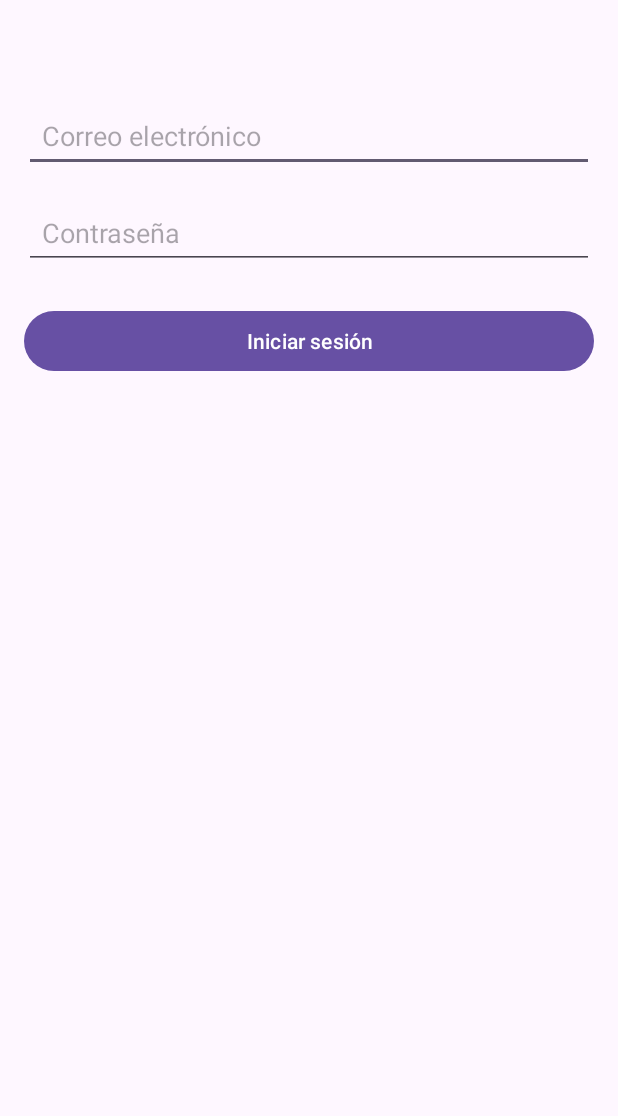
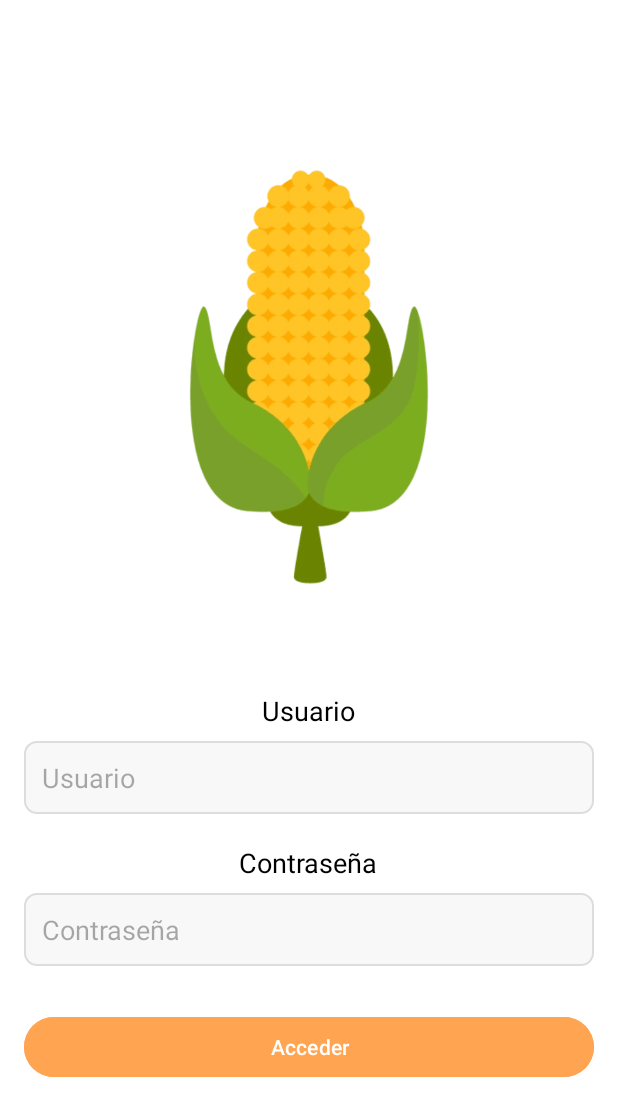
Before and after one commit to Selade1/maiz-final-android, an Android app: the screen it shows after launch (MainActivity), on a phone screen of 412 x 824 dp. Shown: the top 1116 px of the screen. Run offline under Robolectric (Android 15) with nearby library versions, the light colour scheme and no system bars; our stand-ins replace Firebase (no records; nobody signed in at launch, a user with empty details on screens opened directly).

Commit message:
arreglo de botonos back

```diff
--- a/app/src/main/res/layout/activity_main.xml
+++ b/app/src/main/res/layout/activity_main.xml
@@ -1,49 +1,76 @@
 <?xml version="1.0" encoding="utf-8"?>
-<androidx.constraintlayout.widget.ConstraintLayout
+<LinearLayout
     xmlns:android="http://schemas.android.com/apk/res/android"
-    xmlns:app="http://schemas.android.com/apk/res-auto"
-    xmlns:tools="http://schemas.android.com/tools"
-    android:id="@+id/main"
     android:layout_width="match_parent"
     android:layout_height="match_parent"
-    tools:context=".MainActivity"
-    android:padding="16dp">
+    android:orientation="vertical"
+    android:background="@color/white"
+    android:padding="16dp"
+    android:gravity="center">
 
-    <!-- Campo de correo -->
+    <!-- Imagen de fondo -->
+    <ImageView
+        android:layout_width="300dp"
+        android:layout_height="300dp"
+        android:src="@drawable/elotito"
+        android:layout_marginBottom="50dp"
+        android:contentDescription="Imagen de maíz"
+        android:scaleType="centerCrop"/>
+
+    <!-- Título -->
+    <TextView
+        android:id="@+id/title"
+        android:layout_width="wrap_content"
+        android:layout_height="wrap_content"
+        android:text="Usuario"
+        android:textSize="18sp"
+        android:textColor="#000000"
+        android:layout_marginTop="10dp"
+        android:gravity="start"/>
+
+    <!-- Campo de texto para el nombre de usuario -->
     <EditText
         android:id="@+id/emailField"
-        android:layout_width="0dp"
+        android:layout_width="match_parent"
         android:layout_height="wrap_content"
-        android:hint="Correo electrónico"
-        android:inputType="textEmailAddress"
+        android:hint="Usuario"
         android:padding="12dp"
-        android:layout_marginTop="50dp"
-        app:layout_constraintTop_toTopOf="parent"
-        app:layout_constraintStart_toStartOf="parent"
-        app:layout_constraintEnd_toEndOf="parent" />
+        android:layout_marginTop="8dp"
+        android:background="@drawable/rounded_edittext"
+        android:inputType="text"/>
 
-    <!-- Campo de contraseña -->
+    <!-- Título Contraseña -->
+    <TextView
+        android:id="@+id/password_label"
+        android:layout_width="wrap_content"
+        android:layout_height="wrap_content"
+        android:text="Contraseña"
+        android:textSize="18sp"
+        android:textColor="#000000"
+        android:layout_marginTop="20dp"
+        android:gravity="start"/>
+
+    <!-- Campo de texto para la contraseña -->
     <EditText
         android:id="@+id/passwordField"
-        android:layout_width="0dp"
+        android:layout_width="match_parent"
         android:layout_height="wrap_content"
         android:hint="Contraseña"
-        android:inputType="textPassword"
         android:padding="12dp"
-        android:layout_marginTop="16dp"
-        app:layout_constraintTop_toBottomOf="@id/emailField"
-        app:layout_constraintStart_toStartOf="parent"
-        app:layout_constraintEnd_toEndOf="parent" />
+        android:layout_marginTop="8dp"
+        android:background="@drawable/rounded_edittext"
+        android:inputType="textPassword"/>
 
-    <!-- Botón de iniciar sesión -->
+    <!-- Botón de Iniciar sesión -->
     <Button
         android:id="@+id/loginButton"
-        android:layout_width="0dp"
+        android:layout_width="match_parent"
         android:layout_height="wrap_content"
-        android:text="Iniciar sesión"
-        android:layout_marginTop="24dp"
-        app:layout_constraintTop_toBottomOf="@id/passwordField"
-        app:layout_constraintStart_toStartOf="parent"
-        app:layout_constraintEnd_toEndOf="parent" />
+        android:text="Acceder"
+        android:textColor="#FFFFFF"
+        android:layout_marginTop="30dp"
+        android:backgroundTint="@color/orange"/>
 
-</androidx.constraintlayout.widget.ConstraintLayout>
+
+
+</LinearLayout>
--- a/app/src/main/res/layout/activity_menu.xml
+++ b/app/src/main/res/layout/activity_menu.xml
@@ -6,7 +6,8 @@
     android:layout_width="match_parent"
     android:layout_height="match_parent"
     tools:context=".menu"
-    android:background="@color/white">
+    android:background="@color/white"
+    android:padding="16dp">
 
     <!-- Barra superior -->
     <androidx.appcompat.widget.Toolbar
--- a/app/src/main/res/layout/activity_seleccionar_fecha.xml
+++ b/app/src/main/res/layout/activity_seleccionar_fecha.xml
@@ -29,7 +29,8 @@
         android:layout_margin="16dp"
         app:layout_constraintTop_toBottomOf="@id/tvCamionSeleccionado"
         app:layout_constraintStart_toStartOf="parent"
-        app:layout_constraintEnd_toEndOf="parent" />
+        app:layout_constraintEnd_toEndOf="parent"
+        android:padding="16dp"/>
 
 
     <!-- Botón para realizar el pedido -->
@@ -42,6 +43,7 @@
         android:background="#FFA451"
         android:layout_margin="16dp"
         app:layout_constraintTop_toBottomOf="@id/calendarView"
-        app:layout_constraintBottom_toBottomOf="parent" />
+        app:layout_constraintBottom_toBottomOf="parent"
+        android:padding="16dp"/>
 
 </androidx.constraintlayout.widget.ConstraintLayout>
```
Also changed, not shown: app/src/main/java/com/example/maiz_final/OrdenesPendientesActivity.java (+27 -20 lines), app/src/main/res/layout/activity_confirmacion.xml (+12 -2 lines), app/src/main/res/layout/activity_confirmacion_pedido.xml (deleted, +0 -58 lines), app/src/main/res/layout/activity_ordenes_pendientes.xml (+6 -3 lines), app/src/main/res/layout/activity_recibos.xml (+6 -3 lines), app/src/main/res/layout/activity_seleccionar_vehiculo.xml (+6 -3 lines), app/src/main/res/menu/menu_options.xml (+5 -2 lines), app/src/main/res/drawable/elotito.png (added).
